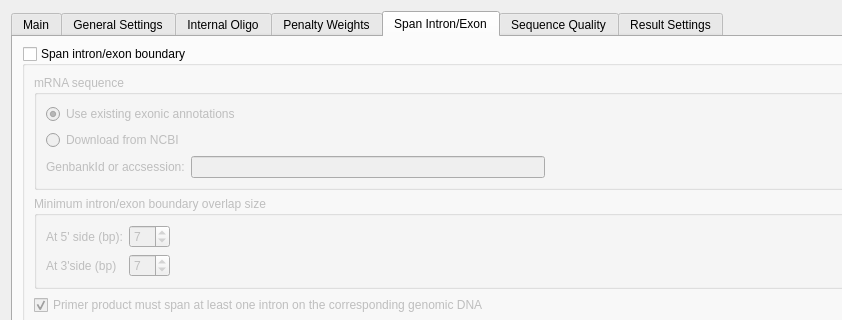
Above: src/plugins_3rdparty/primer3/src/ui/Primer3Dialog.ui from violethaze74/ugene before the change; both pictures show x 0 to 842 and y 0 to 320 of the 945 by 617 pixel window. Below: the same form after it.
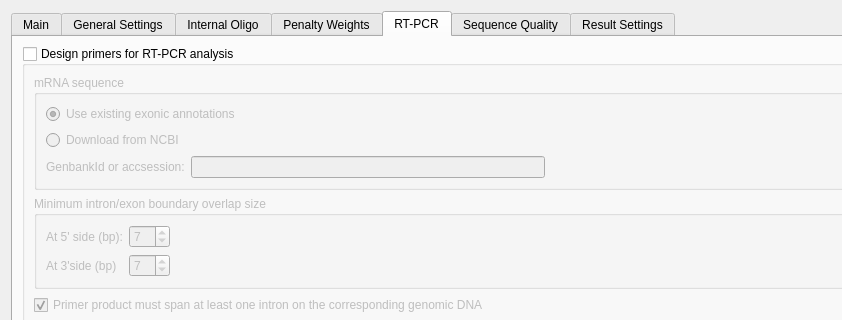
That is the form after the change. The open tabs and pages were chosen to show the change.

The edit to the form file:
```diff
--- a/src/plugins_3rdparty/primer3/src/ui/Primer3Dialog.ui
+++ b/src/plugins_3rdparty/primer3/src/ui/Primer3Dialog.ui
@@ -3529,7 +3529,7 @@
      </widget>
      <widget class="QWidget" name="tab_spanIntronExon">
       <attribute name="title">
-       <string>Span Intron/Exon</string>
+       <string>RT-PCR</string>
       </attribute>
       <attribute name="toolTip">
        <string>&lt;!DOCTYPE HTML PUBLIC &quot;-//W3C//DTD HTML 4.0//EN&quot; &quot;http://www.w3.org/TR/REC-html40/strict.dtd&quot;&gt;
@@ -3550,7 +3550,7 @@
 &lt;p style=&quot; margin-top:0px; margin-bottom:0px; margin-left:0px; margin-right:0px; -qt-block-indent:0; text-indent:0px;&quot;&gt;&lt;span style=&quot; font-size:8pt;&quot;&gt;Checking this option will result in ignoring &lt;/span&gt;&lt;span style=&quot; font-size:8pt; font-style:italic;&quot;&gt;Target Regions&lt;/span&gt;&lt;span style=&quot; font-size:8pt;&quot;&gt; from Main section.&lt;/span&gt;&lt;/p&gt;&lt;/body&gt;&lt;/html&gt;</string>
          </property>
          <property name="title">
-          <string>Span intron/exon boundary</string>
+          <string>Design primers for RT-PCR analysis</string>
          </property>
          <property name="checkable">
           <bool>true</bool>
```
Left out of the diff: 12 changed lines with no effect on the pictures.
